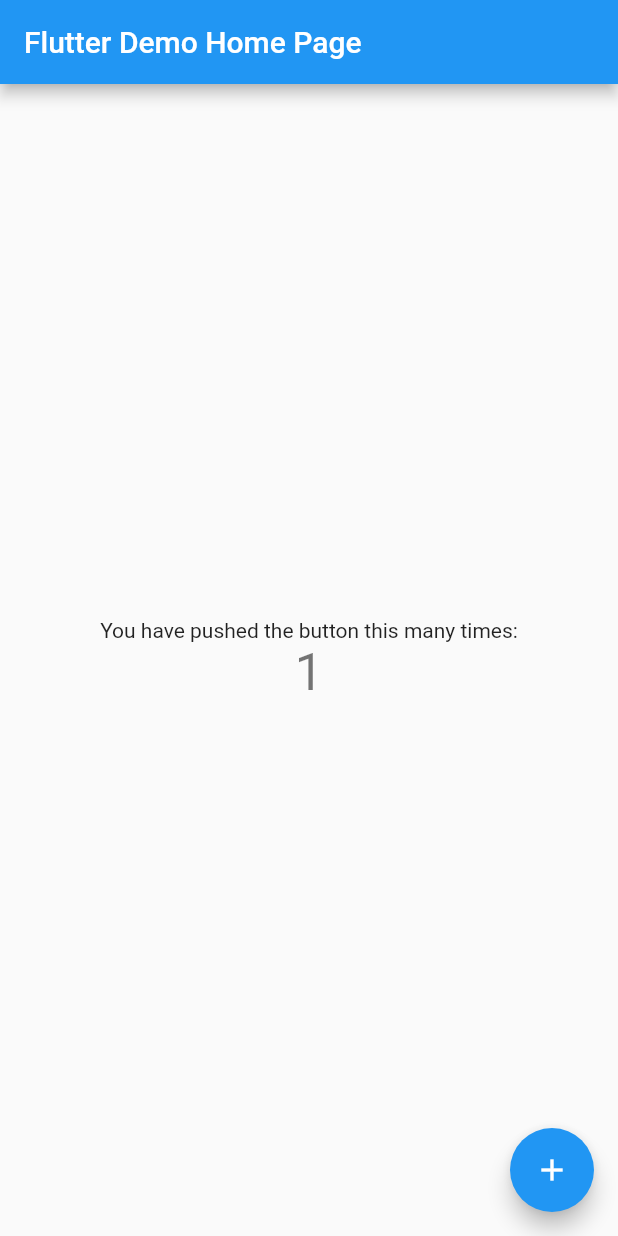
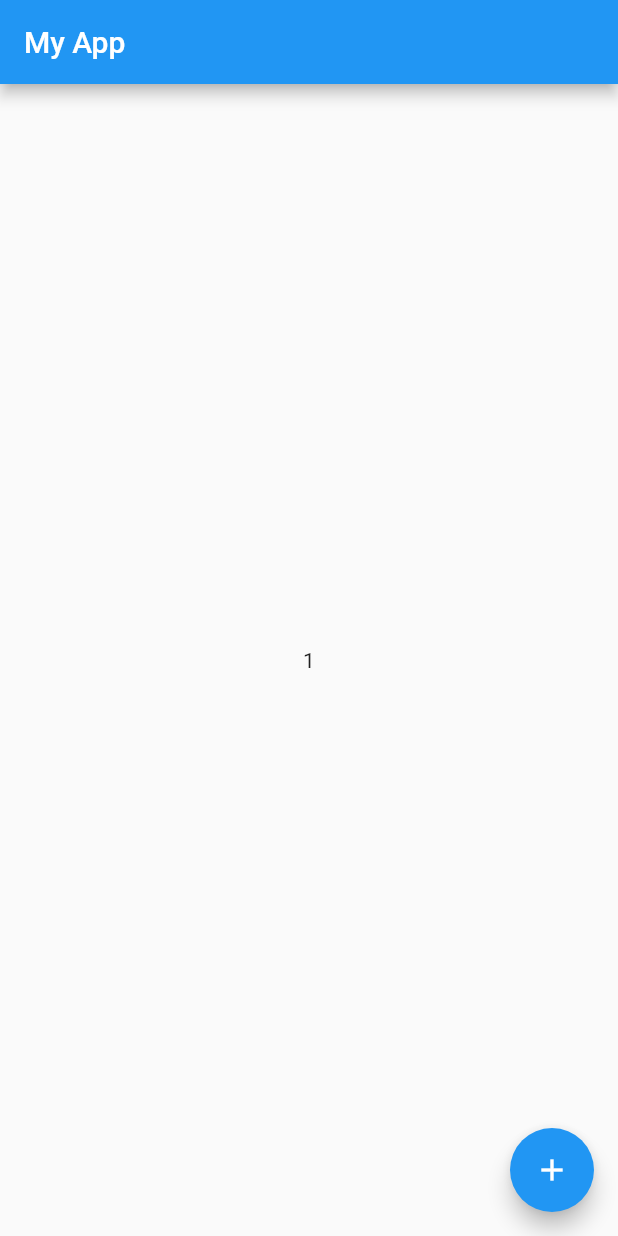
Before and after one commit to OSS-util-project/Frontend, a Flutter app: the screen it shows after launch, after a tap on the "add" icon, on a phone screen of 412 x 824 dp. Run offline on Flutter 3.47's test engine with Material 2 defaults, Android fonts, the phone set to English and light mode, and no system bars.

Commit message:
reminding flutter knowledge

```diff
--- a/lib/main.dart
+++ b/lib/main.dart
@@ -1,4 +1,5 @@
 import 'package:flutter/material.dart';
+import 'package:monitor_app/my_view.dart';
 
 void main() {
   runApp(const MyApp());
@@ -7,109 +8,11 @@ void main() {
 class MyApp extends StatelessWidget {
   const MyApp({super.key});
 
-  // This widget is the root of your application.
   @override
   Widget build(BuildContext context) {
-    return MaterialApp(
-      title: 'Flutter Demo',
-      theme: ThemeData(
-        // This is the theme of your application.
-        //
-        // Try running your application with "flutter run". You'll see the
-        // application has a blue toolbar. Then, without quitting the app, try
-        // changing the primarySwatch below to Colors.green and then invoke
-        // "hot reload" (press "r" in the console where you ran "flutter run",
-        // or simply save your changes to "hot reload" in a Flutter IDE).
-        // Notice that the counter didn't reset back to zero; the application
-        // is not restarted.
-        primarySwatch: Colors.blue,
-      ),
-      home: const MyHomePage(title: 'Flutter Demo Home Page'),
+    return const MaterialApp(
+      title: "My Material App",
+      home: MyStateWidget(),
     );
   }
 }
-
-class MyHomePage extends StatefulWidget {
-  const MyHomePage({super.key, required this.title});
-
-  // This widget is the home page of your application. It is stateful, meaning
-  // that it has a State object (defined below) that contains fields that affect
-  // how it looks.
-
-  // This class is the configuration for the state. It holds the values (in this
-  // case the title) provided by the parent (in this case the App widget) and
-  // used by the build method of the State. Fields in a Widget subclass are
-  // always marked "final".
-
-  final String title;
-
-  @override
-  State<MyHomePage> createState() => _MyHomePageState();
-}
-
-class _MyHomePageState extends State<MyHomePage> {
-  int _counter = 0;
-
-  void _incrementCounter() {
-    setState(() {
-      // This call to setState tells the Flutter framework that something has
-      // changed in this State, which causes it to rerun the build method below
-      // so that the display can reflect the updated values. If we changed
-      // _counter without calling setState(), then the build method would not be
-      // called again, and so nothing would appear to happen.
-      _counter++;
-    });
-  }
-
-  @override
-  Widget build(BuildContext context) {
-    // This method is rerun every time setState is called, for instance as done
-    // by the _incrementCounter method above.
-    //
-    // The Flutter framework has been optimized to make rerunning build methods
-    // fast, so that you can just rebuild anything that needs updating rather
-    // than having to individually change instances of widgets.
-    return Scaffold(
-      appBar: AppBar(
-        // Here we take the value from the MyHomePage object that was created by
-        // the App.build method, and use it to set our appbar title.
-        title: Text(widget.title),
-      ),
-      body: Center(
-        // Center is a layout widget. It takes a single child and positions it
-        // in the middle of the parent.
-        child: Column(
-          // Column is also a layout widget. It takes a list of children and
-          // arranges them vertically. By default, it sizes itself to fit its
-          // children horizontally, and tries to be as tall as its parent.
-          //
-          // Invoke "debug painting" (press "p" in the console, choose the
-          // "Toggle Debug Paint" action from the Flutter Inspector in Android
-          // Studio, or the "Toggle Debug Paint" command in Visual Studio Code)
-          // to see the wireframe for each widget.
-          //
-          // Column has various properties to control how it sizes itself and
-          // how it positions its children. Here we use mainAxisAlignment to
-          // center the children vertically; the main axis here is the vertical
-          // axis because Columns are vertical (the cross axis would be
-          // horizontal).
-          mainAxisAlignment: MainAxisAlignment.center,
-          children: <Widget>[
-            const Text(
-              'You have pushed the button this many times:',
-            ),
-            Text(
-              '$_counter',
-              style: Theme.of(context).textTheme.headlineMedium,
-            ),
-          ],
-        ),
-      ),
-      floatingActionButton: FloatingActionButton(
-        onPressed: _incrementCounter,
-        tooltip: 'Increment',
-        child: const Icon(Icons.add),
-      ), // This trailing comma makes auto-formatting nicer for build methods.
-    );
-  }
-}
--- /dev/null
+++ b/lib/my_view.dart
@@ -0,0 +1,34 @@
+import 'package:flutter/material.dart';
+
+class MyStateWidget extends StatefulWidget {
+  const MyStateWidget({super.key});
+
+  @override
+  State<StatefulWidget> createState() => MyState();
+}
+
+class MyState<MyStateWidget> extends State {
+  int i = 0;
+
+  @override
+  Widget build(BuildContext context) {
+    return Scaffold(
+      appBar: AppBar(
+        title: const Text("My App"),
+      ),
+      body: Container(
+        alignment: Alignment.center,
+        child: Column(
+          mainAxisAlignment: MainAxisAlignment.center,
+          children: [Text("$i")],
+        ),
+      ),
+      floatingActionButton: FloatingActionButton(
+        onPressed: () => {
+          setState(() => {i += 1}),
+        },
+        child: const Icon(Icons.add),
+      ),
+    );
+  }
+}
```
Also changed, not shown: 1 other file.
